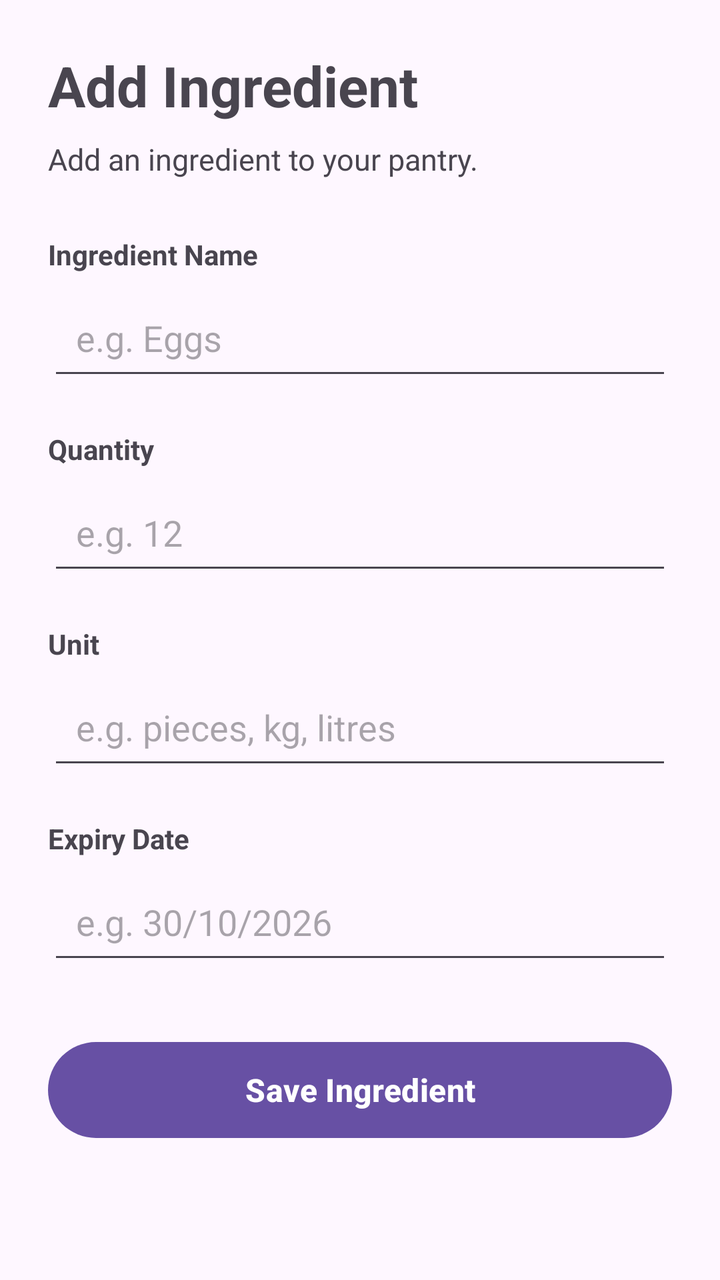
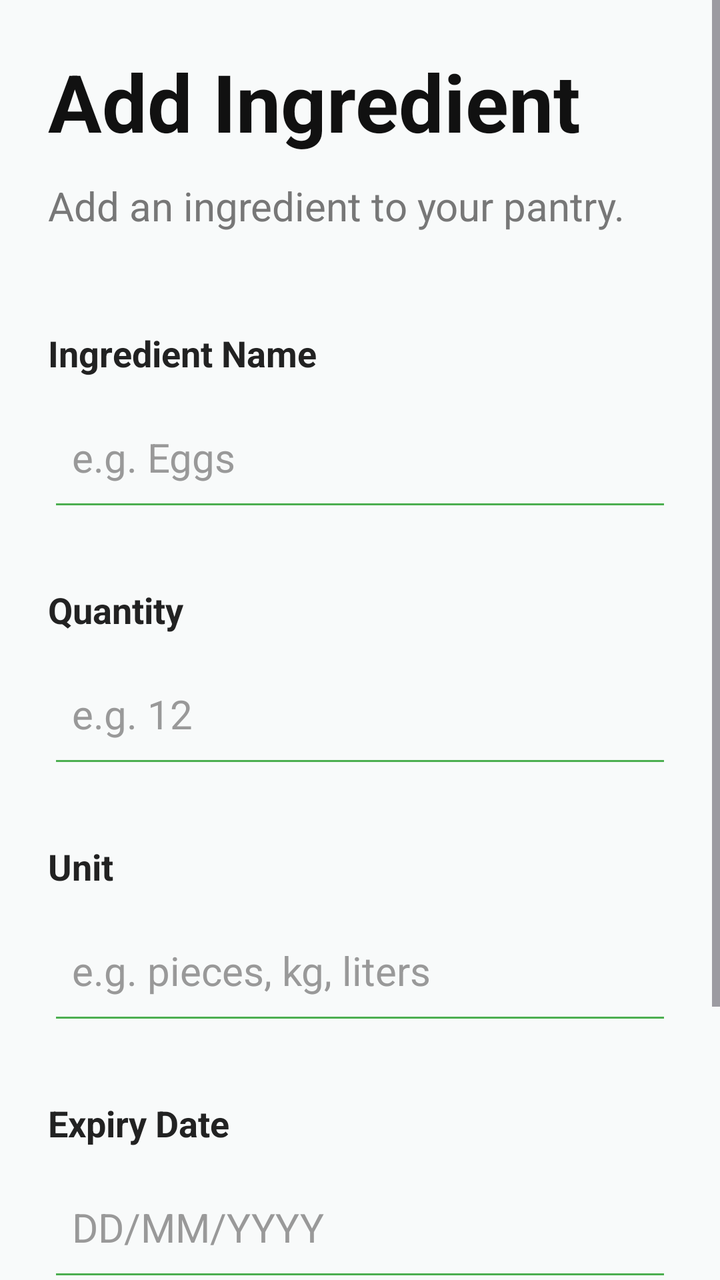

Screens rendered from an Android XML layout before and after an edit, with the pre-edit source and the edit as a unified diff.
<!-- AndroidManifest.xml: application theme Theme.SmartPantryManager -->
<!-- res/layout/activity_add_ingredient.xml -->
<?xml version="1.0" encoding="utf-8"?>
<ScrollView xmlns:android="http://schemas.android.com/apk/res/android"
    android:layout_width="match_parent"
    android:layout_height="match_parent"
    android:fillViewport="true">

    <LinearLayout
        android:layout_width="match_parent"
        android:layout_height="wrap_content"
        android:orientation="vertical"
        android:padding="24dp">

        
        <TextView
            android:layout_width="match_parent"
            android:layout_height="wrap_content"
            android:text="Add Ingredient"
            android:textSize="28sp"
            android:textStyle="bold"
            android:layout_marginBottom="8dp" />

        
        <TextView
            android:layout_width="match_parent"
            android:layout_height="wrap_content"
            android:text="Add an ingredient to your pantry."
            android:textSize="15sp"
            android:layout_marginBottom="28dp" />

        
        <TextView
            android:layout_width="match_parent"
            android:layout_height="wrap_content"
            android:text="Ingredient Name"
            android:textStyle="bold"
            android:layout_marginBottom="6dp" />

        <EditText
            android:id="@+id/editIngredientName"
            android:layout_width="match_parent"
            android:layout_height="wrap_content"
            android:hint="e.g. Eggs"
            android:inputType="textCapSentences"
            android:padding="14dp"
            android:layout_marginBottom="20dp" />

        
        <TextView
            android:layout_width="match_parent"
            android:layout_height="wrap_content"
            android:text="Quantity"
            android:textStyle="bold"
            android:layout_marginBottom="6dp" />

        <EditText
            android:id="@+id/editQuantity"
            android:layout_width="match_parent"
            android:layout_height="wrap_content"
            android:hint="e.g. 12"
            android:inputType="number"
            android:padding="14dp"
            android:layout_marginBottom="20dp" />

        
        <TextView
            android:layout_width="match_parent"
            android:layout_height="wrap_content"
            android:text="Unit"
            android:textStyle="bold"
            android:layout_marginBottom="6dp" />

        <EditText
            android:id="@+id/editUnit"
            android:layout_width="match_parent"
            android:layout_height="wrap_content"
            android:hint="e.g. pieces, kg, litres"
            android:inputType="textCapSentences"
            android:padding="14dp"
            android:layout_marginBottom="20dp" />

        
        <TextView
            android:layout_width="match_parent"
            android:layout_height="wrap_content"
            android:text="Expiry Date"
            android:textStyle="bold"
            android:layout_marginBottom="6dp" />

        <EditText
            android:id="@+id/editExpiryDate"
            android:layout_width="match_parent"
            android:layout_height="wrap_content"
            android:hint="e.g. 30/10/2026"
            android:inputType="date"
            android:padding="14dp"
            android:layout_marginBottom="30dp" />

        
        <Button
            android:id="@+id/btnSaveIngredient"
            android:layout_width="match_parent"
            android:layout_height="56dp"
            android:text="Save Ingredient"
            android:textSize="16sp"
            android:textStyle="bold" />

    </LinearLayout>

</ScrollView>
<!-- resources referenced by this layout -->
<resources>
  <style name="Theme.SmartPantryManager" parent="Base.Theme.SmartPantryManager" />
  <style name="Base.Theme.SmartPantryManager" parent="Theme.Material3.DayNight.NoActionBar">
          
          
      </style>
</resources>

<!-- the commit's change to res/layout/activity_add_ingredient.xml (unified diff, before → after) -->
@@ -1,107 +1,138 @@
 <?xml version="1.0" encoding="utf-8"?>
-<ScrollView xmlns:android="http://schemas.android.com/apk/res/android"
+<ScrollView
+    xmlns:android="http://schemas.android.com/apk/res/android"
     android:layout_width="match_parent"
     android:layout_height="match_parent"
-    android:fillViewport="true">
+    android:fillViewport="true"
+    android:background="#F8FAFA"
+    android:fitsSystemWindows="true">
 
     <LinearLayout
         android:layout_width="match_parent"
         android:layout_height="wrap_content"
         android:orientation="vertical"
-        android:padding="24dp">
+        android:padding="24dp"
+        android:paddingBottom="100dp">
 
-        
         <TextView
             android:layout_width="match_parent"
             android:layout_height="wrap_content"
             android:text="Add Ingredient"
-            android:textSize="28sp"
-            android:textStyle="bold"
-            android:layout_marginBottom="8dp" />
+            android:textColor="#111111"
+            android:textSize="40sp"
+            android:textStyle="bold" />
 
-        
         <TextView
             android:layout_width="match_parent"
             android:layout_height="wrap_content"
+            android:layout_marginTop="12dp"
             android:text="Add an ingredient to your pantry."
-            android:textSize="15sp"
-            android:layout_marginBottom="28dp" />
+            android:textColor="#777777"
+            android:textSize="20sp" />
 
-        
         <TextView
             android:layout_width="match_parent"
             android:layout_height="wrap_content"
+            android:layout_marginTop="48dp"
             android:text="Ingredient Name"
-            android:textStyle="bold"
-            android:layout_marginBottom="6dp" />
+            android:textColor="#222222"
+            android:textSize="18sp"
+            android:textStyle="bold" />
 
         <EditText
-            android:id="@+id/editIngredientName"
+            android:id="@+id/edtIngredientName"
             android:layout_width="match_parent"
-            android:layout_height="wrap_content"
+            android:layout_height="64dp"
+            android:layout_marginTop="8dp"
+            android:backgroundTint="#4CAF50"
             android:hint="e.g. Eggs"
-            android:inputType="textCapSentences"
-            android:padding="14dp"
-            android:layout_marginBottom="20dp" />
+            android:inputType="text"
+            android:padding="12dp"
+            android:textColor="#222222"
+            android:textColorHint="#999999"
+            android:textSize="20sp"
+            android:singleLine="true" />
 
-        
         <TextView
             android:layout_width="match_parent"
             android:layout_height="wrap_content"
+            android:layout_marginTop="32dp"
             android:text="Quantity"
-            android:textStyle="bold"
-            android:layout_marginBottom="6dp" />
+            android:textColor="#222222"
+            android:textSize="18sp"
+            android:textStyle="bold" />
 
         <EditText
-            android:id="@+id/editQuantity"
+            android:id="@+id/edtQuantity"
             android:layout_width="match_parent"
-            android:layout_height="wrap_content"
+            android:layout_height="64dp"
+            android:layout_marginTop="8dp"
+            android:backgroundTint="#4CAF50"
             android:hint="e.g. 12"
-            android:inputType="number"
-            android:padding="14dp"
-            android:layout_marginBottom="20dp" />
+            android:inputType="numberDecimal"
+            android:padding="12dp"
+            android:textColor="#222222"
+            android:textColorHint="#999999"
+            android:textSize="20sp"
+            android:singleLine="true" />
 
-        
         <TextView
             android:layout_width="match_parent"
             android:layout_height="wrap_content"
+            android:layout_marginTop="32dp"
             android:text="Unit"
-            android:textStyle="bold"
-            android:layout_marginBottom="6dp" />
+            android:textColor="#222222"
+            android:textSize="18sp"
+            android:textStyle="bold" />
 
         <EditText
-            android:id="@+id/editUnit"
+            android:id="@+id/edtUnit"
             android:layout_width="match_parent"
-            android:layout_height="wrap_content"
-            android:hint="e.g. pieces, kg, litres"
-            android:inputType="textCapSentences"
-            android:padding="14dp"
-            android:layout_marginBottom="20dp" />
+            android:layout_height="64dp"
+            android:layout_marginTop="8dp"
+            android:backgroundTint="#4CAF50"
+            android:hint="e.g. pieces, kg, liters"
+            android:inputType="text"
+            android:padding="12dp"
+            android:textColor="#222222"
+            android:textColorHint="#999999"
+            android:textSize="20sp"
+            android:singleLine="true" />
 
-        
         <TextView
             android:layout_width="match_parent"
             android:layout_height="wrap_content"
+            android:layout_marginTop="32dp"
             android:text="Expiry Date"
-            android:textStyle="bold"
-            android:layout_marginBottom="6dp" />
+            android:textColor="#222222"
+            android:textSize="18sp"
+            android:textStyle="bold" />
 
         <EditText
-            android:id="@+id/editExpiryDate"
+            android:id="@+id/edtExpiryDate"
             android:layout_width="match_parent"
-            android:layout_height="wrap_content"
-            android:hint="e.g. 30/10/2026"
-            android:inputType="date"
-            android:padding="14dp"
-            android:layout_marginBottom="30dp" />
+            android:layout_height="64dp"
+            android:layout_marginTop="8dp"
+            android:backgroundTint="#4CAF50"
+            android:hint="DD/MM/YYYY"
+            android:inputType="number"
+            android:maxLength="10"
+            android:padding="12dp"
+            android:textColor="#222222"
+            android:textColorHint="#999999"
+            android:textSize="20sp"
+            android:singleLine="true" />
 
-        
         <Button
             android:id="@+id/btnSaveIngredient"
             android:layout_width="match_parent"
-            android:layout_height="56dp"
+            android:layout_height="64dp"
+            android:layout_marginTop="40dp"
+            android:layout_marginBottom="40dp"
+            android:backgroundTint="#4CAF50"
             android:text="Save Ingredient"
-            android:textSize="16sp"
+            android:textColor="#FFFFFF"
+            android:textSize="20sp"
             android:textStyle="bold" />
 
     </LinearLayout>
